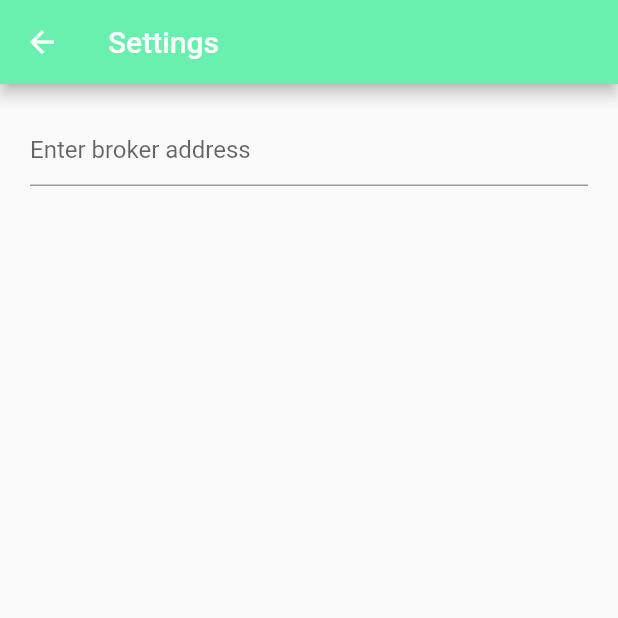
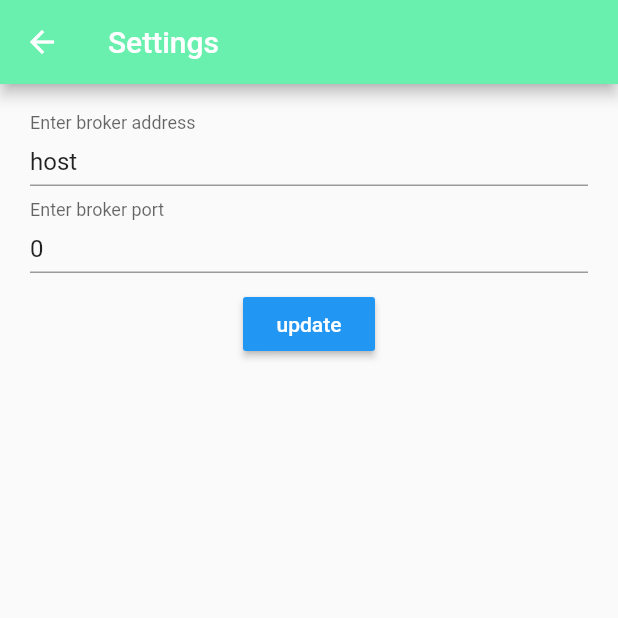
Before and after one commit to ysimonx/ZigBee2MQTT_Flutter, a Flutter app: the screen it shows after launch, after a tap on the "settings" icon, on a phone screen of 412 x 824 dp, the top half of it. Run offline on Flutter 3.47's test engine with Material 2 defaults, Android fonts, the phone set to English and light mode, and no system bars; our stand-ins replace get_it, shared_preferences; missing offline and left inert: dart:ffi, mqtt_client.

Commit message:
reconnection ok

```diff
--- a/lib/main.dart
+++ b/lib/main.dart
@@ -7,7 +7,7 @@ import 'modules/helpers/service_locator.dart';
 import 'modules/screens/myHomePage.dart';
 import 'modules/screens/settings_screen.dart';
 
-const mqttHost = "192.168.85.3";
+const mqttHost = "172.16.66.100";
 const mqttPort = 1883;
 
 void main() {
--- a/lib/modules/core/managers/MQTTManager.dart
+++ b/lib/modules/core/managers/MQTTManager.dart
@@ -22,7 +22,7 @@ class MQTTManager extends ChangeNotifier {
     _host = host;
     _port = port;
     _client = MqttServerClient(_host!, _identifier);
-    _client!.port = 1883;
+    _client!.port = port;
     _client!.keepAlivePeriod = 20;
     _client!.onDisconnected = onDisconnected;
     _client!.secure = false;
@@ -68,10 +68,16 @@ class MQTTManager extends ChangeNotifier {
     _client!.disconnect();
   }
 
-  void publish(String message) {
+  /* void publish(String message) {
     final MqttClientPayloadBuilder builder = MqttClientPayloadBuilder();
     builder.addString(message);
     _client!.publishMessage(_topic, MqttQos.exactlyOnce, builder.payload!);
+  } */
+
+  void publish(String topic, String message) {
+    final MqttClientPayloadBuilder builder = MqttClientPayloadBuilder();
+    builder.addString(message);
+    _client!.publishMessage(topic, MqttQos.exactlyOnce, builder.payload!);
   }
 
   /// The subscribed callback
--- a/lib/modules/core/models/IOTDevice.dart
+++ b/lib/modules/core/models/IOTDevice.dart
@@ -82,4 +82,6 @@ class ZigBeeDevice extends IOTDevice {
 
     return arr;
   }
+
+  void toggle() {}
 }
--- a/lib/modules/screens/myHomePage.dart
+++ b/lib/modules/screens/myHomePage.dart
@@ -3,6 +3,7 @@ import 'dart:io';
 
 import 'package:flutter/material.dart';
 import 'package:provider/provider.dart';
+import 'package:shared_preferences/shared_preferences.dart';
 import 'package:zigbee2mqtt_flutter/modules/core/models/IOTDevice.dart';
 import '../../modules/core/models/MQTTAppState.dart';
 import '../core/managers/Zigbee2MQTTManager.dart';
@@ -34,21 +35,13 @@ class MyHomePage extends StatefulWidget {
 }
 
 class _MyHomePageState extends State<MyHomePage> {
-  int _counter = 0;
+  late SharedPreferences prefs;
 
   late Zigbee2MQTTManager _manager;
   bool boolIsFirstBuildDone = false;
 
-  void _incrementCounter() {
-    _manager.disconnect();
-    setState(() {
-      // This call to setState tells the Flutter framework that something has
-      // changed in this State, which causes it to rerun the build method below
-      // so that the display can reflect the updated values. If we changed
-      // _counter without calling setState(), then the build method would not be
-      // called again, and so nothing would appear to happen.
-      _counter++;
-    });
+  void _clickFloatingButton() {
+    setState(() {});
   }
 
   @override
@@ -76,7 +69,7 @@ class _MyHomePageState extends State<MyHomePage> {
           padding: const EdgeInsets.only(right: 15.0),
           child: GestureDetector(
             onTap: () {
-              Navigator.of(context).pushNamed(SETTINGS_ROUTE);
+              _onTapSettings(context);
             },
             child: const Icon(
               Icons.settings,
@@ -86,18 +79,24 @@ class _MyHomePageState extends State<MyHomePage> {
         )
       ]),
       body: _manager.hmapDevices().isNotEmpty
-          ? ListView.builder(
+          ? RefreshIndicator(
+              onRefresh: _pullRefresh,
+              child: ListView.builder(
                 itemCount: _manager.hmapDevices().length,
                 itemBuilder: (BuildContext context, int index) {
                   HashMap x = _manager.hmapDevices();
-                String device_key = x.keys.elementAt(index);
+                  String deviceKey = x.keys.elementAt(index);
                   ZigBeeDevice device = x.values.elementAt(index);
 
                   return Card(
                       elevation: 6,
                       margin: const EdgeInsets.all(10),
                       child: ListTile(
-                        title: Text(device_key),
+                          title: Text(deviceKey),
+                          onTap: () {
+                            print("${device.name}");
+                            _manager.toggleState(device);
+                          },
                           leading: const Icon(Icons.lightbulb),
                           trailing: const Text('trailing'),
                           subtitle: Text('${device.name}\n' +
@@ -105,15 +104,23 @@ class _MyHomePageState extends State<MyHomePage> {
                               '${device.exposes.keys.join(", ")}\n'),
                           isThreeLine: true));
                 },
-            )
+              ))
           : const Center(child: Text('No items')),
 
       floatingActionButton: FloatingActionButton(
-        onPressed: _incrementCounter,
+        onPressed: _clickFloatingButton,
         tooltip: 'Increment',
         child: const Icon(Icons.add),
       ), // This trailing comma makes auto-formatting nicer for build methods.
     );
+  }
+
+  void _onTapSettings(BuildContext context) async {
+    final result = await Navigator.of(context).pushNamed(SETTINGS_ROUTE);
+
+    setState(() {
+      _manager.disconnect();
+    });
   }
 
   onAfterBuild(BuildContext context) {
@@ -121,7 +128,15 @@ class _MyHomePageState extends State<MyHomePage> {
     _configureAndConnect();
   }
 
-  void _configureAndConnect() {
-    _manager.start(host: widget.mqttHost, port: widget.mqttPort);
+  void _configureAndConnect() async {
+    prefs = await SharedPreferences.getInstance();
+    setState(() {
+      String _host = (prefs.getString('host') ?? '172.16.66.100');
+      int _port = (prefs.getInt('port') ?? 1883);
+
+      _manager.start(host: _host, port: _port);
+    });
   }
+
+  Future<void> _pullRefresh() async {}
 }
--- a/lib/modules/screens/settings_screen.dart
+++ b/lib/modules/screens/settings_screen.dart
@@ -2,8 +2,8 @@ import 'dart:async';
 import 'dart:io';
 
 import 'package:flutter/material.dart';
-
 import 'package:provider/provider.dart';
+import 'package:shared_preferences/shared_preferences.dart';
 
 import '../core/managers/MQTTManager.dart';
 import '../core/models/MQTTAppState.dart';
@@ -18,11 +18,31 @@ class SettingsScreen extends StatefulWidget {
 }
 
 class _SettingsScreenState extends State<SettingsScreen> {
+  String _host = "";
+  int _port = 0;
+
   final TextEditingController _hostTextController = TextEditingController();
+  final TextEditingController _portTextController = TextEditingController();
+
+  late SharedPreferences prefs;
+
+  @override
+  void initState() {
+    super.initState();
+    loadPreferences().whenComplete(() {
+      setState(() {
+        _hostTextController.text = _host;
+        String s = _port.toString();
+
+        _portTextController.text = s;
+      });
+    });
+  }
 
   @override
   void dispose() {
     _hostTextController.dispose();
+    _portTextController.dispose();
     super.dispose();
   }
 
@@ -55,6 +75,22 @@ class _SettingsScreenState extends State<SettingsScreen> {
         children: <Widget>[
           _buildTextFieldWith(_hostTextController, 'Enter broker address'),
           const SizedBox(height: 10),
+          _buildTextFieldWith(_portTextController, 'Enter broker port'),
+          const SizedBox(height: 10),
+          RaisedButton(
+              textColor: Colors.white,
+              color: Colors.blue,
+              onPressed: () {
+                String host = _hostTextController.text;
+                String port = _portTextController.text;
+                if (host != '' && port != '') {
+                  print('Successfull');
+                  prefs.setString('host', host);
+                  prefs.setInt('port', int.parse(port));
+                  Navigator.pop(context, 'restart');
+                }
+              },
+              child: const Text("update")),
         ],
       ),
     );
@@ -62,8 +98,6 @@ class _SettingsScreenState extends State<SettingsScreen> {
 
   Widget _buildTextFieldWith(
       TextEditingController controller, String hintText) {
-    bool shouldEnable = false;
-
     return TextField(
         enabled: true,
         controller: controller,
@@ -73,4 +107,12 @@ class _SettingsScreenState extends State<SettingsScreen> {
           labelText: hintText,
         ));
   }
+
+  Future<void> loadPreferences() async {
+    prefs = await SharedPreferences.getInstance();
+    setState(() {
+      _host = (prefs.getString('host') ?? 'host');
+      _port = (prefs.getInt('port') ?? 0);
+    });
+  }
 }
--- a/pubspec.yaml
+++ b/pubspec.yaml
@@ -37,6 +37,7 @@ dependencies:
   provider: ^6.0.2
   mqtt_client: ^9.6.5
   get_it: ^7.2.0
+  shared_preferences: ^2.0.13
 
 dev_dependencies:
   flutter_test:
```
Also changed, not shown: lib/modules/core/managers/Zigbee2MQTTManager.dart (+9 -0 lines). Lines whose indentation alone changed are shown as unchanged.
